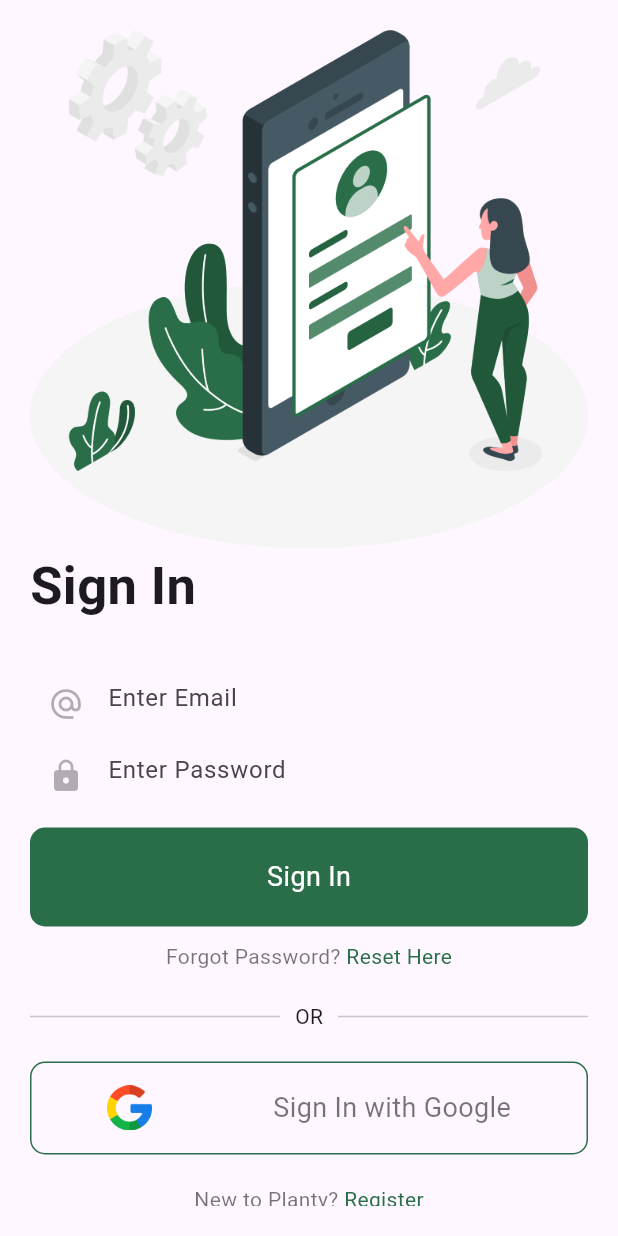
After one commit to jacob581R/plant_app, a Flutter app: the LoginView screen opened by its route, on a phone screen of 412 x 824 dp. The commit adds this screen. Run offline on Flutter 3.47's test engine with Material 3 defaults, Android fonts, the phone set to English and light mode, and no system bars; our stand-ins replace animated_bottom_navigation_bar, get.

Commit message:
login page

```diff
--- /dev/null
+++ b/lib/app/modules/login/bindings/login_binding.dart
@@ -0,0 +1,12 @@
+import 'package:get/get.dart';
+
+import '../controllers/login_controller.dart';
+
+class LoginBinding extends Bindings {
+  @override
+  void dependencies() {
+    Get.lazyPut<LoginController>(
+      () => LoginController(),
+    );
+  }
+}
--- /dev/null
+++ b/lib/app/modules/login/controllers/login_controller.dart
@@ -0,0 +1,23 @@
+import 'package:get/get.dart';
+
+class LoginController extends GetxController {
+  //TODO: Implement LoginController
+
+  final count = 0.obs;
+  @override
+  void onInit() {
+    super.onInit();
+  }
+
+  @override
+  void onReady() {
+    super.onReady();
+  }
+
+  @override
+  void onClose() {
+    super.onClose();
+  }
+
+  void increment() => count.value++;
+}
--- /dev/null
+++ b/lib/app/modules/login/views/login_view.dart
@@ -0,0 +1,185 @@
+import 'package:flutter/material.dart';
+
+import 'package:get/get.dart';
+
+import '../../../../constants/constant_file.dart';
+import '../controllers/login_controller.dart';
+
+class LoginView extends GetView<LoginController> {
+  const LoginView({super.key});
+  @override
+  Widget build(BuildContext context) {
+    Size size = MediaQuery.of(context).size;
+    return Scaffold(
+
+      body: Padding(
+        padding: const EdgeInsets.symmetric(vertical: 20, horizontal: 20),
+        child: SingleChildScrollView(
+          child: Column(
+            mainAxisAlignment: MainAxisAlignment.center,
+            crossAxisAlignment: CrossAxisAlignment.start,
+            children: [
+              Image.asset('assets/images/signin.png'),
+              const Text(
+                'Sign In',
+                style: TextStyle(
+                  fontSize: 35.0,
+                  fontWeight: FontWeight.w700,
+                ),
+              ),
+              const SizedBox(
+                height: 30,
+              ),
+              const CustomTextfield(
+                obscureText: false,
+                hintText: 'Enter Email',
+                icon: Icons.alternate_email,
+              ),
+              const CustomTextfield(
+                obscureText: true,
+                hintText: 'Enter Password',
+                icon: Icons.lock,
+              ),
+              const SizedBox(
+                height: 10,
+              ),
+              GestureDetector(
+                onTap:null,
+                child: Container(
+                  width: size.width,
+                  decoration: BoxDecoration(
+                    color: Constants.primaryColor,
+                    borderRadius: BorderRadius.circular(10),
+                  ),
+                  padding:
+                  const EdgeInsets.symmetric(horizontal: 10, vertical: 20),
+                  child: const Center(
+                    child: Text(
+                      'Sign In',
+                      style: TextStyle(
+                        color: Colors.white,
+                        fontSize: 18.0,
+                      ),
+                    ),
+                  ),
+                ),
+              ),
+              const SizedBox(
+                height: 10,
+              ),
+              GestureDetector(
+                onTap: null,
+                child: Center(
+                  child: Text.rich(
+                    TextSpan(
+                        children: [
+                      TextSpan(
+                        text: 'Forgot Password? ',
+                        style: TextStyle(
+                          color: Constants.blackColor,
+                        ),
+                      ),
+                      TextSpan(
+                        text: 'Reset Here',
+                        style: TextStyle(
+                          color: Constants.primaryColor,
+                        ),
+                      ),
+                    ]),
+                  ),
+                ),
+              ),
+              const SizedBox(
+                height: 20,
+              ),
+              Row(
+                children: const [
+                  Expanded(child: Divider()),
+                  Padding(
+                    padding: EdgeInsets.symmetric(horizontal: 10),
+                    child: Text('OR'),
+                  ),
+                  Expanded(child: Divider()),
+                ],
+              ),
+              const SizedBox(
+                height: 20,
+              ),
+              Container(
+                width: size.width,
+                decoration: BoxDecoration(
+                    border: Border.all(color: Constants.primaryColor),
+                    borderRadius: BorderRadius.circular(10)),
+                padding:
+                const EdgeInsets.symmetric(horizontal: 10, vertical: 15),
+                child: Row(
+                  mainAxisAlignment: MainAxisAlignment.spaceAround,
+                  children: [
+                    SizedBox(
+                      height: 30,
+                      child: Image.asset('assets/images/google.png'),
+                    ),
+                    Text(
+                      'Sign In with Google',
+                      style: TextStyle(
+                        color: Constants.blackColor,
+                        fontSize: 18.0,
+                      ),
+                    ),
+                  ],
+                ),
+              ),
+              const SizedBox(
+                height: 20,
+              ),
+              GestureDetector(
+                onTap:null,
+                child: Center(
+                  child: Text.rich(
+                    TextSpan(children: [
+                      TextSpan(
+                        text: 'New to Planty? ',
+                        style: TextStyle(
+                          color: Constants.blackColor,
+                        ),
+                      ),
+                      TextSpan(
+                        text: 'Register',
+                        style: TextStyle(
+                          color: Constants.primaryColor,
+                        ),
+                      ),
+                    ]),
+                  ),
+                ),
+              ),
+            ],
+          ),
+        ),
+      ),
+    );
+  }
+}
+
+class CustomTextfield extends StatelessWidget{
+ final bool obscureText;
+ final String hintText;
+ final IconData icon;
+ const CustomTextfield({super.key, required this.obscureText, required this.hintText, required this.icon});
+  @override
+  Widget build(BuildContext context) {
+     return TextField(
+       obscureText:obscureText,
+       style: TextStyle(
+         color: Constants.blackColor
+       ),
+       decoration: InputDecoration(
+         border: InputBorder.none,
+         prefixIcon: Icon(icon,color: Constants.blackColor.withOpacity(0.3),),
+         hintText:hintText
+       ),
+       cursorColor: Constants.blackColor.withOpacity(0.5),
+     );
+  }
+
+}
--- a/lib/app/modules/onboarding/controllers/onboarding_controller.dart
+++ b/lib/app/modules/onboarding/controllers/onboarding_controller.dart
@@ -16,7 +16,7 @@ class OnboardingController extends GetxController {
     }
 
     if (currentIndex > 2) {
-      Get.toNamed('/root-page');
+      Get.toNamed('/login');
     }
   }
 
--- a/lib/app/routes/app_pages.dart
+++ b/lib/app/routes/app_pages.dart
@@ -4,6 +4,8 @@ import '../modules/RootPage/bindings/root_page_binding.dart';
 import '../modules/RootPage/views/root_page_view.dart';
 import '../modules/Scan/bindings/scan_binding.dart';
 import '../modules/Scan/views/scan_view.dart';
+import '../modules/login/bindings/login_binding.dart';
+import '../modules/login/views/login_view.dart';
 import '../modules/onboarding/bindings/onboarding_binding.dart';
 import '../modules/onboarding/views/onboarding_view.dart';
 import '../modules/productdetail/bindings/productdetail_binding.dart';
@@ -44,6 +46,10 @@ class AppPages {
       page: () => ProductdetailView(),
       binding: ProductdetailBinding(),
     ),
-
+    GetPage(
+      name: _Paths.LOGIN,
+      page: () => const LoginView(),
+      binding: LoginBinding(),
+    ),
   ];
 }
--- a/lib/app/routes/app_routes.dart
+++ b/lib/app/routes/app_routes.dart
@@ -9,6 +9,7 @@ abstract class Routes {
   static const SCAN = _Paths.SCAN;
   static const PRODUCTDETAIL = _Paths.PRODUCTDETAIL;
   static const PROFILE = _Paths.PROFILE;
+  static const LOGIN = _Paths.LOGIN;
 }
 
 abstract class _Paths {
@@ -19,4 +20,5 @@ abstract class _Paths {
   static const SCAN = '/scan';
   static const PRODUCTDETAIL = '/productdetail';
   static const PROFILE = '/profile';
+  static const LOGIN = '/login';
 }
```
